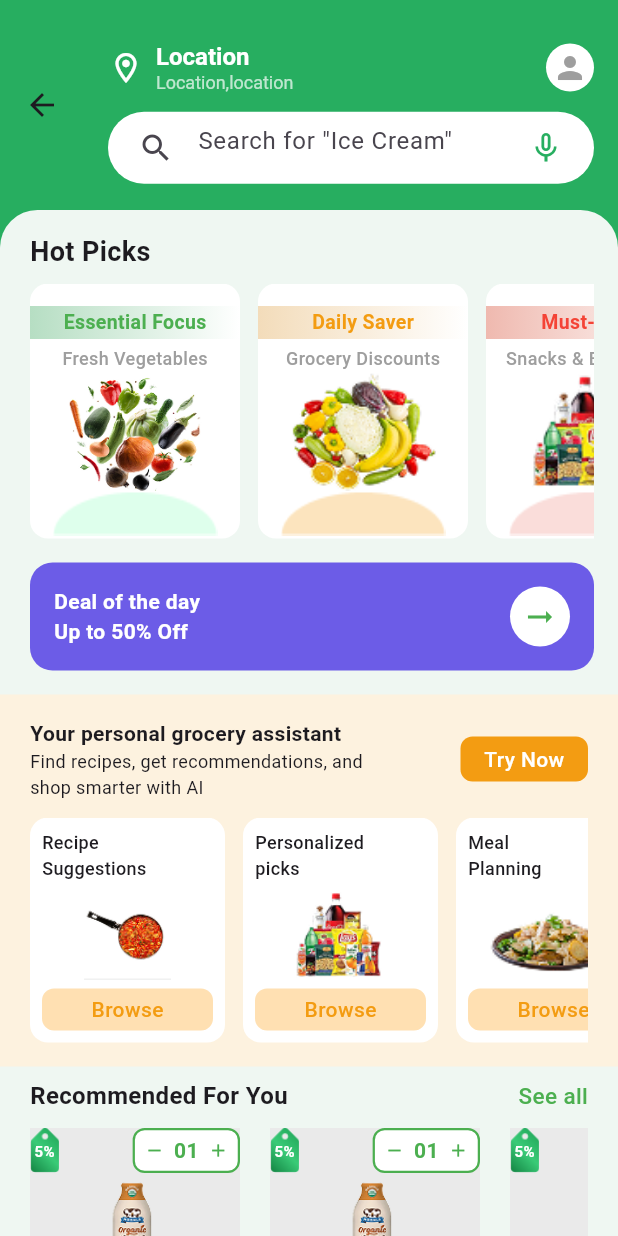
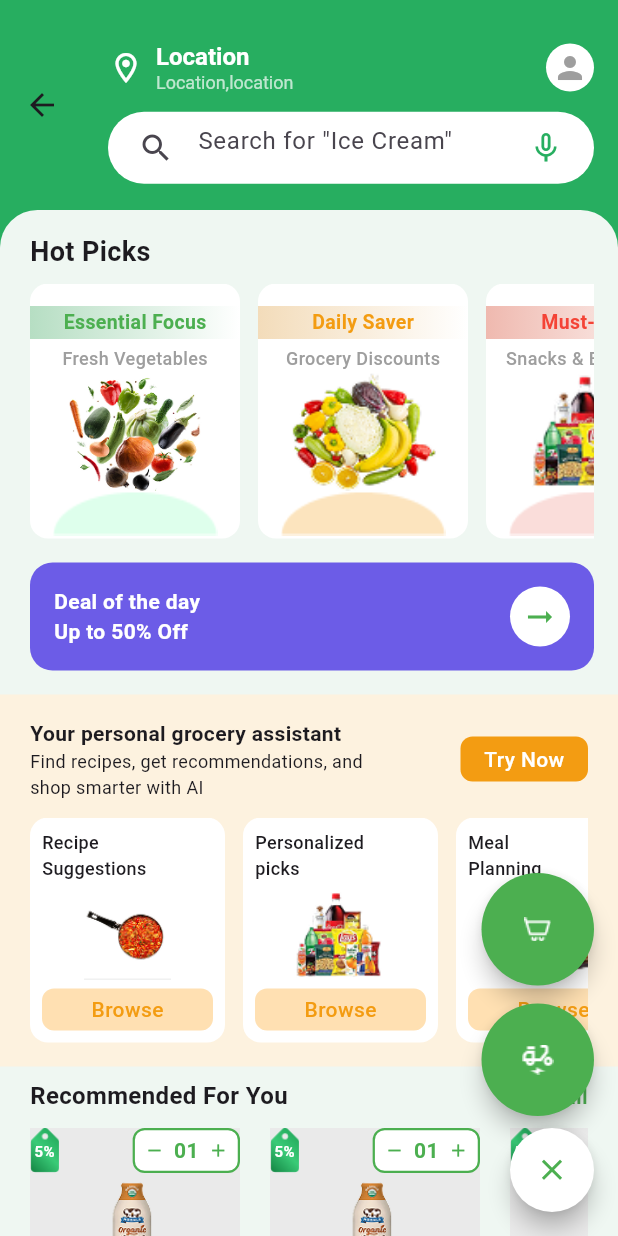
Before and after one commit to pokaktechnologies/supermarket-cust-fe, a Flutter app: the HomePage screen opened directly, on a phone screen of 412 x 824 dp. Run offline on Flutter 3.47's test engine with Material 3 defaults, Android fonts, the phone set to English and light mode, and no system bars; our stand-ins replace carousel_slider.

Commit message:
floating button fixed in home page

```diff
--- a/lib/core/themes/app_assets.dart
+++ b/lib/core/themes/app_assets.dart
@@ -56,4 +56,8 @@ class AppAssets {
 
   static const String mapImg = 'assets/images/map.png';
   static const String singleImg = 'assets/images/single_img.png';
+
+  static const String floatingActionImg = 'assets/images/floating_button_icon.png';
+  static const String cartImg = 'assets/images/cart_img.png';
+  static const String vehicleImg = 'assets/images/vehicle_img.png';
 }
--- a/lib/providers/home_provider.dart
+++ b/lib/providers/home_provider.dart
@@ -1,3 +1,10 @@
 import 'package:flutter/material.dart';
 
-class HomeProvider extends ChangeNotifier {}
+class HomeProvider extends ChangeNotifier {
+  bool isFloatingOpen = true;
+
+  void updateFloatingState() {
+    isFloatingOpen = !isFloatingOpen;
+    notifyListeners();
+  }
+}
--- a/lib/views/home/homePage.dart
+++ b/lib/views/home/homePage.dart
@@ -1,7 +1,9 @@
 import 'package:flutter/material.dart';
+import 'package:provider/provider.dart';
 import 'package:supermarket_customer_fe/core/themes/app_assets.dart';
 import 'package:supermarket_customer_fe/core/themes/app_colors.dart';
 import 'package:supermarket_customer_fe/core/utils/navigations.dart';
+import 'package:supermarket_customer_fe/providers/home_provider.dart';
 import 'package:supermarket_customer_fe/views/home/assistant_tile.dart';
 import 'package:supermarket_customer_fe/views/home/flashsale_screen.dart';
 import 'package:supermarket_customer_fe/views/home/hot_pic_item.dart';
@@ -79,10 +81,10 @@ class HomePage extends StatelessWidget {
           ],
         ),
       ),
-      body: SafeArea(
-        child: Stack(
-          children: [
-            Container(
+      body: Stack(
+        children: [
+          SafeArea(
+            child: Container(
               decoration: BoxDecoration(
                 color: const Color(0xFFEFF7F2),
                 borderRadius: BorderRadius.only(
@@ -178,7 +180,10 @@ class HomePage extends StatelessWidget {
                   ),
                   const SizedBox(height: 16),
                   Container(
-                    padding: const EdgeInsets.symmetric(horizontal: 20, vertical: 16),
+                    padding: const EdgeInsets.symmetric(
+                      horizontal: 20,
+                      vertical: 16,
+                    ),
                     decoration: BoxDecoration(color: AppColors.lightBrown),
                     child: Column(
                       crossAxisAlignment: CrossAxisAlignment.start,
@@ -258,9 +263,73 @@ class HomePage extends StatelessWidget {
                 ],
               ),
             ),
-          ],
-        ),
+          ),
+
+          Consumer<HomeProvider>(
+            builder: (context, provider, child) {
+              return Positioned(
+                right: 16,
+                bottom: 80,
+                child: Column(
+                  mainAxisSize: MainAxisSize.min,
+                  children:
+                      provider.isFloatingOpen
+                          ? [
+                            _buildMiniFab(AppAssets.cartImg, 'Camera', () {
+                              // action 1
+                            }),
+                            const SizedBox(height: 12),
+                            _buildMiniFab(AppAssets.vehicleImg, 'Gallery', () {
+                              // action 2
+                            }),
+                          ]
+                          : [],
+                ),
+              );
+            },
+          ),
+        ],
+      ),
+
+      floatingActionButtonLocation: FloatingActionButtonLocation.endFloat,
+      floatingActionButton: Consumer<HomeProvider>(
+        builder: (context, provider, child) {
+          return FloatingActionButton(
+            elevation: 6.0,
+            shape: const CircleBorder(),
+            backgroundColor:
+                provider.isFloatingOpen ? Colors.white : Colors.green,
+            foregroundColor:
+                provider.isFloatingOpen ? Colors.green : Colors.white,
+            onPressed: () {
+              provider.updateFloatingState();
+            },
+            child:
+                provider.isFloatingOpen
+                    ? Icon(Icons.close, size: 23)
+                    : Image.asset(
+                      AppAssets.floatingActionImg,
+                      height: 22,
+                      width: 22,
+                      fit: BoxFit.contain,
+                    ),
+          );
+        },
       ),
     );
   }
+
+  Widget _buildMiniFab(String img, String tooltip, VoidCallback onTap) {
+    return RawMaterialButton(
+      onPressed: onTap,
+      elevation: 6.0,
+      constraints: const BoxConstraints.tightFor(
+        width: 75.0, // adjust width
+        height: 75.0, // adjust height
+      ),
+      shape: const CircleBorder(),
+      fillColor: Colors.green,
+      child: SizedBox(height: 30, width: 30, child: Image.asset(img)),
+    );
+  }
 }
```
Also changed, not shown: assets/images/cart_img.png (added), assets/images/floating_button_icon.png (added), assets/images/vehicle_img.png (added), lib/views/cart/cart_page.dart (added).
